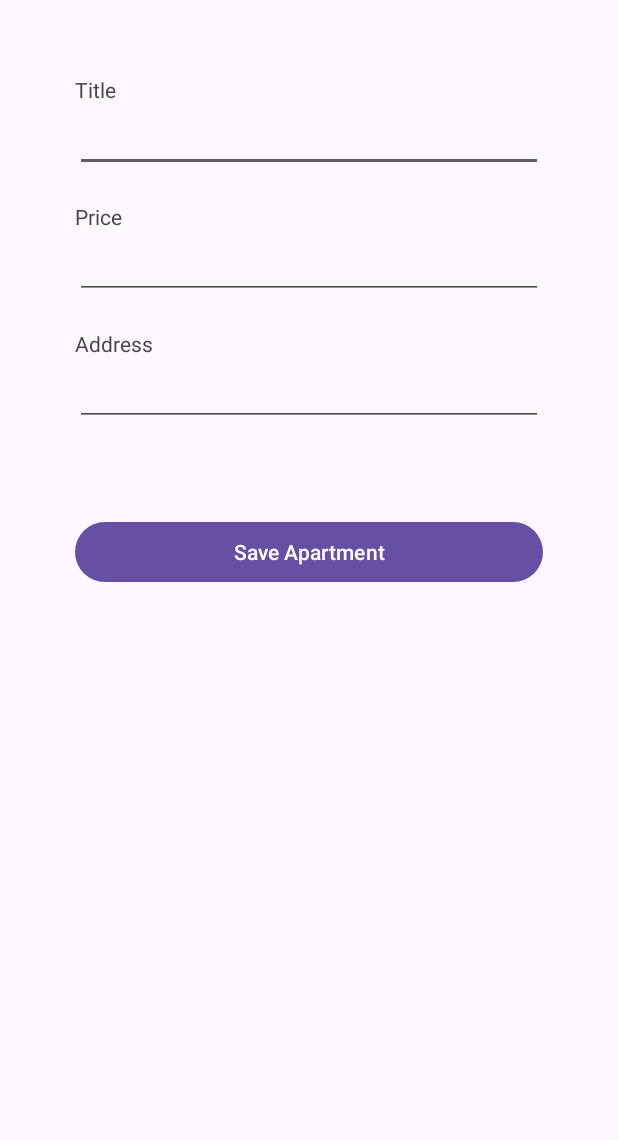
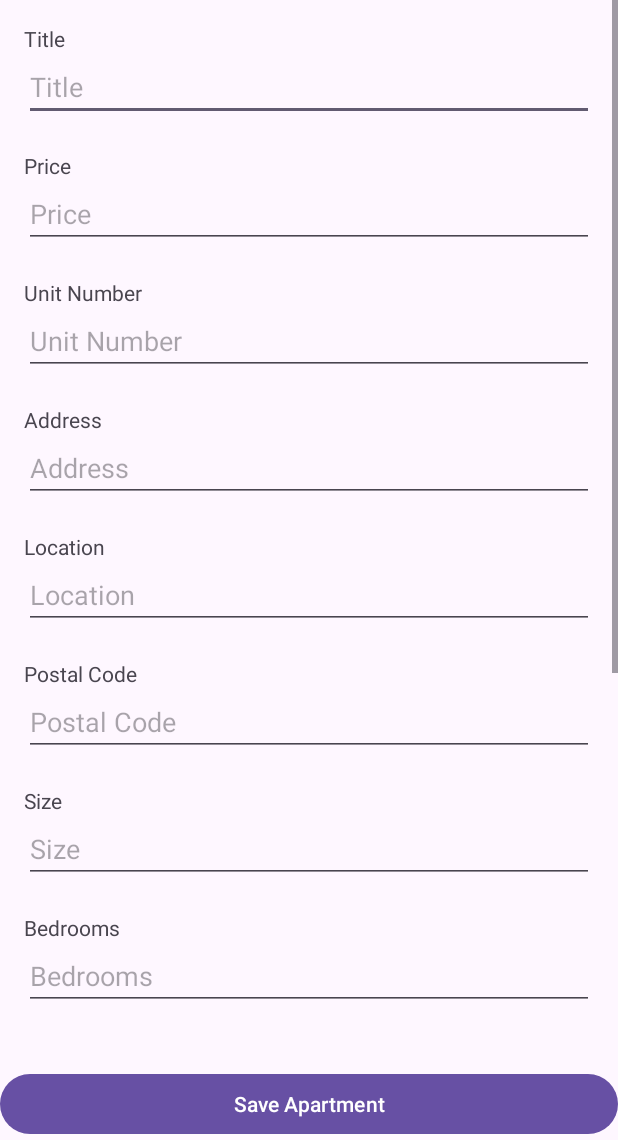
Before and after one commit to thiago-ssouza/rentals_app, an Android app: the ApartmentAddActivity screen opened directly, with no data from a screen before it, on a phone screen of 412 x 824 dp, the part 96-1236 px from its top. Run offline under Robolectric (Android 15) with nearby library versions, the phone set to English and light mode, and no system bars; our stand-ins replace Firebase (no records; nobody signed in at launch, a user with empty details on screens opened directly).

Commit message:
Modification to ad apartment screen - implementing scroll options

```diff
--- a/app/src/main/res/layout/activity_apartment_add.xml
+++ b/app/src/main/res/layout/activity_apartment_add.xml
@@ -7,7 +7,7 @@
     android:layout_height="match_parent"
     android:orientation="vertical"
     android:gravity="top"
-    tools:context=".RegisterActivity">
+    tools:context=".ApartmentAddActivity">
 
     <androidx.appcompat.widget.Toolbar
         android:layout_width="match_parent"
@@ -19,60 +19,202 @@
         app:popupTheme="@style/ThemeOverlay.AppCompat.Light"
         />
 
+    <ScrollView
+        android:layout_width="match_parent"
+        android:layout_height="0dp"
+        android:layout_weight="1"
+        android:fillViewport="true"
+        android:scrollbars="vertical">
+
         <LinearLayout
             android:layout_width="match_parent"
             android:layout_height="wrap_content"
             android:orientation="vertical"
-        android:padding="50dp"
-        android:gravity="top">
+            android:padding="16dp">
 
             <TextView
                 android:layout_width="match_parent"
                 android:layout_height="wrap_content"
                 android:text="Title"
                 />
+
             <EditText
-            android:id="@+id/txtAppartmentTitle"
+                android:id="@+id/txtTitle"
                 android:layout_width="match_parent"
                 android:layout_height="wrap_content"
+                android:hint="Title"
                 />
+
             <TextView
                 android:layout_width="match_parent"
                 android:layout_height="wrap_content"
                 android:text="Price"
                 android:layout_marginTop="20dp"
                 />
+
             <EditText
-            android:id="@+id/txtAppartmentPrice"
+                android:id="@+id/txtPrice"
                 android:layout_width="match_parent"
                 android:layout_height="wrap_content"
+                android:hint="Price"
+                android:inputType="numberDecimal"
+                />
+
+            <TextView
+                android:layout_width="match_parent"
+                android:layout_height="wrap_content"
+                android:text="Unit Number"
+                android:layout_marginTop="20dp"
+                />
+
+            <EditText
+                android:id="@+id/txtUnitNumber"
+                android:layout_width="match_parent"
+                android:layout_height="wrap_content"
+                android:hint="Unit Number"
                 android:inputType="number"
                 />
+
             <TextView
                 android:layout_width="match_parent"
                 android:layout_height="wrap_content"
                 android:text="Address"
                 android:layout_marginTop="20dp"
                 />
+
             <EditText
-            android:id="@+id/txtAppartmentAddress"
+                android:id="@+id/txtAddress"
                 android:layout_width="match_parent"
                 android:layout_height="wrap_content"
+                android:hint="Address"
                 />
 
+            <TextView
+                android:layout_width="match_parent"
+                android:layout_height="wrap_content"
+                android:text="Location"
+                android:layout_marginTop="20dp"
+                />
 
+            <EditText
+                android:id="@+id/txtLocation"
+                android:layout_width="match_parent"
+                android:layout_height="wrap_content"
+                android:hint="Location"
+                />
 
+            <TextView
+                android:layout_width="match_parent"
+                android:layout_height="wrap_content"
+                android:text="Postal Code"
+                android:layout_marginTop="20dp"
+                />
 
+            <EditText
+                android:id="@+id/txtPostalCode"
+                android:layout_width="match_parent"
+                android:layout_height="wrap_content"
+                android:hint="Postal Code"
+                />
 
+            <TextView
+                android:layout_width="match_parent"
+                android:layout_height="wrap_content"
+                android:text="Size"
+                android:layout_marginTop="20dp"
+                />
+
+            <EditText
+                android:id="@+id/txtSize"
+                android:layout_width="match_parent"
+                android:layout_height="wrap_content"
+                android:hint="Size"
+                android:inputType="number"
+                />
+
+            <TextView
+                android:layout_width="match_parent"
+                android:layout_height="wrap_content"
+                android:text="Bedrooms"
+                android:layout_marginTop="20dp"
+                />
+
+            <EditText
+                android:id="@+id/txtBedrooms"
+                android:layout_width="match_parent"
+                android:layout_height="wrap_content"
+                android:hint="Bedrooms"
+                android:inputType="number"
+                />
+
+            <TextView
+                android:layout_width="match_parent"
+                android:layout_height="wrap_content"
+                android:text="Bathrooms"
+                android:layout_marginTop="20dp"
+                />
+
+            <EditText
+                android:id="@+id/txtBathrooms"
+                android:layout_width="match_parent"
+                android:layout_height="wrap_content"
+                android:hint="Bathrooms"
+                android:inputType="number"
+                />
+
+            <TextView
+                android:layout_width="match_parent"
+                android:layout_height="wrap_content"
+                android:text="Stage Floor"
+                android:layout_marginTop="20dp"
+                />
+
+            <EditText
+                android:id="@+id/txtStageFloor"
+                android:layout_width="match_parent"
+                android:layout_height="wrap_content"
+                android:hint="Stage Floor"
+                android:inputType="number"
+                />
+
+            <CheckBox
+                android:id="@+id/checkHasParking"
+                android:layout_width="match_parent"
+                android:layout_height="wrap_content"
+                android:text="Has Parking"
+                android:layout_marginTop="20dp"
+                />
+
+            <CheckBox
+                android:id="@+id/checkHasHeating"
+                android:layout_width="match_parent"
+                android:layout_height="wrap_content"
+                android:text="Has Heating"
+                android:layout_marginTop="20dp"
+                />
+
+            <TextView
+                android:layout_width="match_parent"
+                android:layout_height="wrap_content"
+                android:text="Rent Type"
+                android:layout_marginTop="20dp"
+                />
+
+            <EditText
+                android:id="@+id/txtRentType"
+                android:layout_width="match_parent"
+                android:layout_height="wrap_content"
+                android:hint="Rent Type"
+                />
+
+        </LinearLayout>
+    </ScrollView>
 
     <Button
         android:id="@+id/addButton"
         android:layout_width="match_parent"
         android:layout_height="wrap_content"
         android:text="Save Apartment"
-            android:layout_marginTop="60dp"
+        android:layout_marginTop="16dp"
         />
 </LinearLayout>
-
-
-</LinearLayout>
```
Lines whose indentation alone changed are shown as unchanged.
